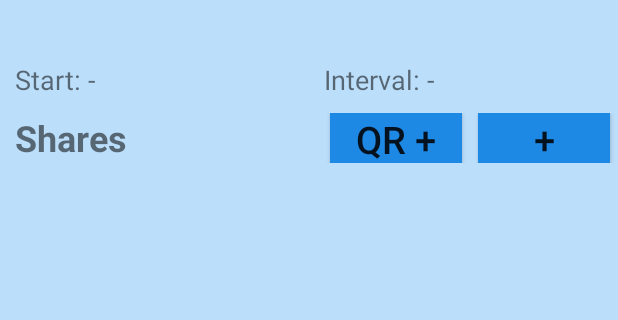
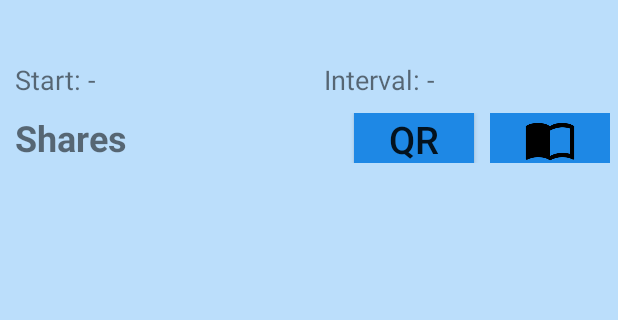
Before and after one commit to dropletchain/droplet-engine, an Android app: the layout activity_policy_detailed.xml on its own in the app's theme, with its tools: preview values and no code run, on a phone screen of 412 x 824 dp, the part 183-503 px from its top. Run offline under Robolectric (Android 15) with nearby library versions, the phone set to English and light mode, and no system bars.

Commit message:
small fixes

```diff
--- a/talosblockchainj/BlockAdit/app/src/main/java/ch/ethz/blockadit/activities/AddShareActivity.java
+++ b/talosblockchainj/BlockAdit/app/src/main/java/ch/ethz/blockadit/activities/AddShareActivity.java
@@ -35,6 +35,7 @@ import java.util.Date;
 import java.util.List;
 
 import ch.ethz.blockadit.R;
+import ch.ethz.blockadit.util.AppUtil;
 import ch.ethz.blockadit.util.BlockaditStorageState;
 import ch.ethz.blockadit.util.DemoDataLoader;
 import ch.ethz.blockadit.util.DemoUser;
@@ -228,7 +229,7 @@ public class AddShareActivity extends AppCompatActivity {
             Calendar cur = Calendar.getInstance();
             cur.set(year, monthOfYear, dayOfMonth);
             Date date = cur.getTime();
-            attached.onFromDateSet(date);
+            attached.onFromDateSet(AppUtil.eraseTime(date));
         }
     }
 
--- a/talosblockchainj/BlockAdit/app/src/main/java/ch/ethz/blockadit/blockadit/Aggregator.java
+++ b/talosblockchainj/BlockAdit/app/src/main/java/ch/ethz/blockadit/blockadit/Aggregator.java
@@ -82,7 +82,7 @@ public class Aggregator {
 
     public static List<DateTimeSummary> splitByGranularity(List<Entry> entries, java.sql.Date date, long granularity, Datatype type) {
         List<DateTimeSummary> result = new ArrayList<>();
-        long start = date.getTime();
+        long start = date.getTime() / 1000;
         long cur = start;
         int idx = 0;
         List<Entry> temp = new ArrayList<>();
--- a/talosblockchainj/BlockAdit/app/src/main/res/layout/activity_create_stream.xml
+++ b/talosblockchainj/BlockAdit/app/src/main/res/layout/activity_create_stream.xml
@@ -48,7 +48,7 @@
                 android:layout_width="wrap_content"
                 android:layout_height="wrap_content"
                 android:layout_weight="0.15"
-                android:background="@color/heavierBG"
+                android:background="@color/lightBG"
                 android:onClick="selectedFromDate"
                 android:padding="10dp"
                 android:text="12.05.2015" />
@@ -114,7 +114,7 @@
                 android:id="@+id/radioCalendar"
                 android:layout_width="match_parent"
                 android:layout_height="wrap_content"
-                android:text="Calendar" />
+                android:text="Calories" />
 
             <CheckBox
                 android:id="@+id/radioHeart"
--- a/talosblockchainj/BlockAdit/app/src/main/res/layout/activity_loading_blockchain.xml
+++ b/talosblockchainj/BlockAdit/app/src/main/res/layout/activity_loading_blockchain.xml
@@ -35,6 +35,6 @@
         android:layout_below="@+id/progressBar2"
         android:layout_centerHorizontal="true"
         android:padding="30dp"
-        app:srcCompat="@drawable/intro" />
+        app:srcCompat="@drawable/droplet" />
 
 </RelativeLayout>
--- a/talosblockchainj/BlockAdit/app/src/main/res/layout/activity_policy_detailed.xml
+++ b/talosblockchainj/BlockAdit/app/src/main/res/layout/activity_policy_detailed.xml
@@ -173,25 +173,26 @@
 
                 <Button
                     android:id="@+id/addShareQRButton"
-                    android:layout_width="wrap_content"
+                    android:layout_width="80dp"
                     android:layout_height="35dp"
                     android:layout_gravity="fill_horizontal"
                     android:layout_margin="5dp"
                     android:background="@color/heavierBG"
                     android:onClick="onAddQRShare"
-                    android:text="QR +"
+                    android:text="QR"
                     android:textSize="25dp" />
 
-                <Button
+                <ImageButton
                     android:id="@+id/addShareButton"
-                    android:layout_width="wrap_content"
+                    android:layout_width="80dp"
                     android:layout_height="35dp"
                     android:layout_gravity="fill_horizontal"
                     android:layout_margin="5dp"
+                    android:adjustViewBounds="false"
                     android:background="@color/heavierBG"
                     android:onClick="onAddShare"
-                    android:text="+"
-                    android:textSize="25dp" />
+                    android:scaleType="fitCenter"
+                    app:srcCompat="@drawable/addressbook" />
             </LinearLayout>
 
         </FrameLayout>
```
Also changed, not shown: talosblockchainj/BlockAdit/app/src/main/java/ch/ethz/blockadit/activities/CreateStream.java (+2 -6 lines), talosblockchainj/BlockAdit/app/src/main/java/ch/ethz/blockadit/util/AppUtil.java (+5 -3 lines), talosblockchainj/BlockAdit/app/src/main/res/layout/activity_policy_settings.xml (+16 -17 lines), talosblockchainj/BlockAdit/app/src/main/res/values/strings.xml (+7 -7 lines), talosblockchainj/BlockAdit/app/src/main/res/drawable/addressbook.png (added), talosblockchainj/BlockAdit/app/src/main/res/drawable/droplet.png (added).
